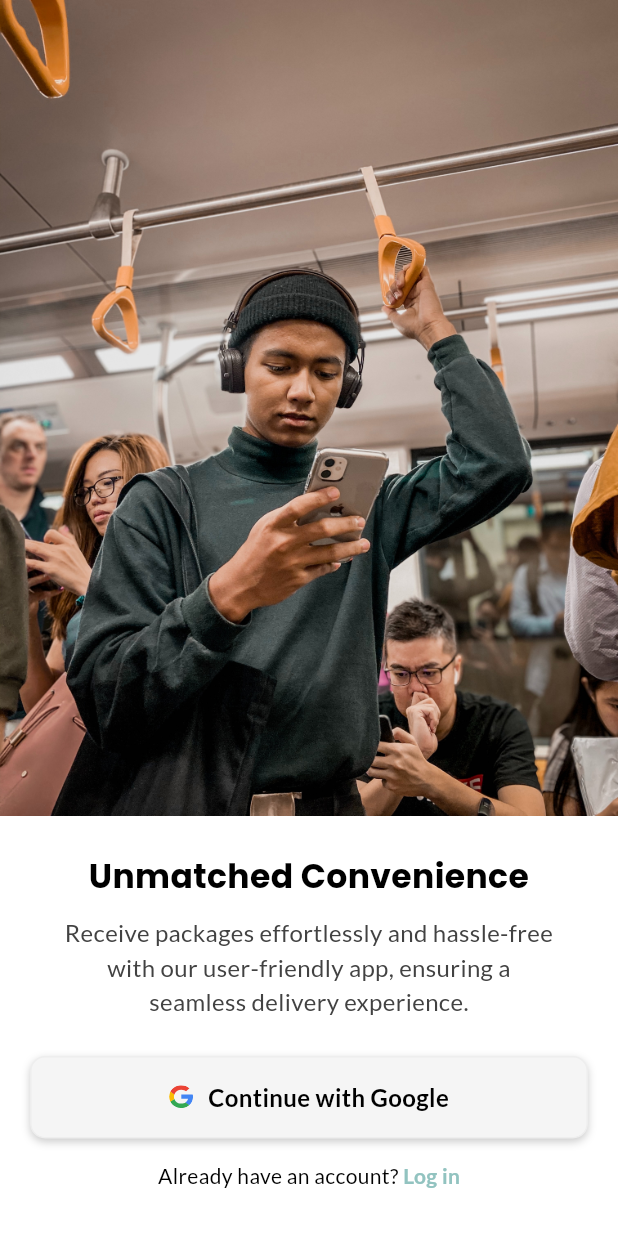
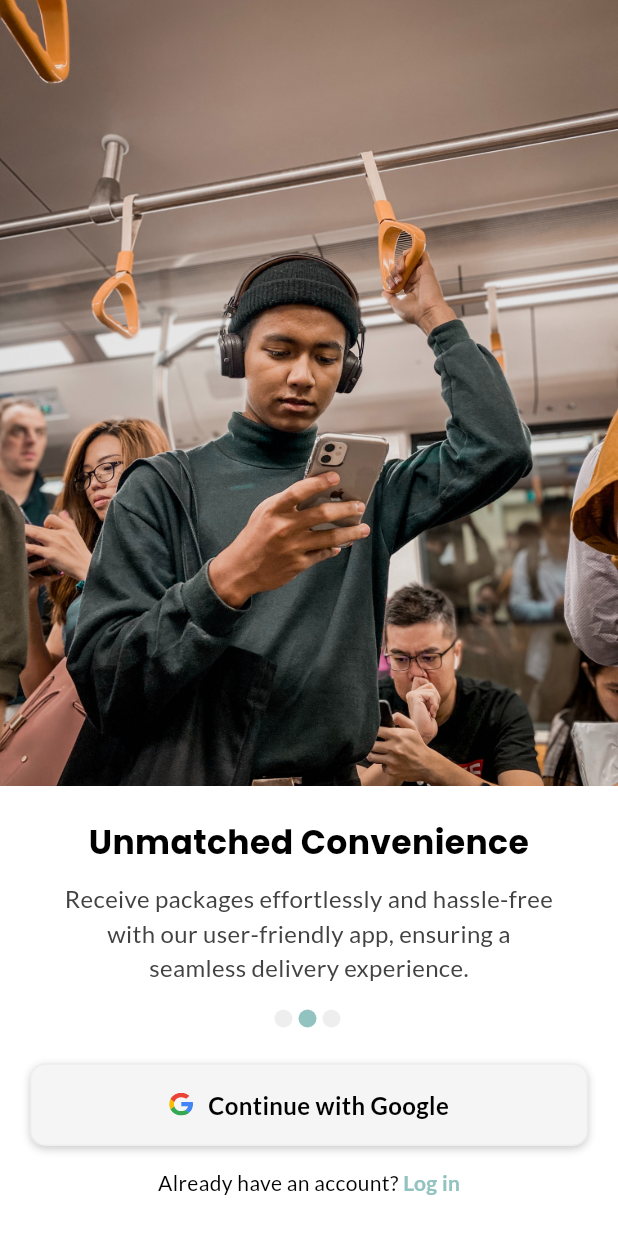
Before and after one commit to WannaCry081/PackagePal, a Flutter app: the screen it shows after launch, swiped to page 2, on a phone screen of 412 x 824 dp. Run offline on Flutter 3.47's test engine with Material 3 defaults, Android fonts, the phone set to English and light mode, and no system bars; our stand-ins replace firebase_core, flutter_feather_icons, flutter_svg, google_fonts, shared_preferences; accounts and stored records are empty.

Commit message:
Add custom page indication

```diff
--- a/frontend/lib/views/Onboarding/index.dart
+++ b/frontend/lib/views/Onboarding/index.dart
@@ -3,7 +3,15 @@ import "package:frontend/widgets/CustomButton.dart";
 import "package:google_fonts/google_fonts.dart";
 import "package:flutter_svg/flutter_svg.dart";
 
-class OnboardingView extends StatelessWidget {
+class OnboardingView extends StatefulWidget {
+  const OnboardingView({Key? key}) : super(key: key);
+
+  @override
+  State<OnboardingView> createState() => _OnboardingViewState();
+}
+
+class _OnboardingViewState extends State<OnboardingView> {
+  int currentIndex = 0;
   final informations = [
     {
       "image": "assets/images/Onboarding_1.jpg",
@@ -25,8 +33,6 @@ class OnboardingView extends StatelessWidget {
     },
   ];
 
-  OnboardingView({Key? key}) : super(key: key);
-
   @override
   Widget build(BuildContext context) {
     return Scaffold(
@@ -34,6 +40,7 @@ class OnboardingView extends StatelessWidget {
       children: [
         Expanded(
           child: PageView.builder(
+            onPageChanged: _onPageChanged,
             allowImplicitScrolling: true,
             itemCount: informations.length,
             itemBuilder: (context, index) {
@@ -51,7 +58,7 @@ class OnboardingView extends StatelessWidget {
                       child: Column(
                           mainAxisAlignment: MainAxisAlignment.center,
                           children: [
-                            const SizedBox(height: 20),
+                            const SizedBox(height: 15),
                             Text(informations[index]["title"].toString(),
                                 textAlign: TextAlign.center,
                                 style: GoogleFonts.poppins(
@@ -70,12 +77,41 @@ class OnboardingView extends StatelessWidget {
           ),
         ),
         SizedBox(
-            height: 140,
+            height: 160,
             width: MediaQuery.of(context).size.width,
             child: Column(
                 mainAxisAlignment: MainAxisAlignment.center,
                 crossAxisAlignment: CrossAxisAlignment.center,
                 children: [
+                  Center(
+                    child: SizedBox(
+                      height: 20,
+                      width: 50,
+                      child: ListView.builder(
+                        scrollDirection: Axis.horizontal,
+                        itemCount: 3,
+                        itemBuilder: (context, index) {
+                          return Center(
+                            child: Padding(
+                              padding:
+                                  const EdgeInsets.symmetric(horizontal: 2),
+                              child: Container(
+                                width: 12,
+                                height: 12,
+                                decoration: BoxDecoration(
+                                  borderRadius: BorderRadius.circular(10),
+                                  color: (index == currentIndex)
+                                      ? Theme.of(context).colorScheme.primary
+                                      : Colors.grey.shade200,
+                                ),
+                              ),
+                            ),
+                          );
+                        },
+                      ),
+                    ),
+                  ),
+                  const SizedBox(height: 10),
                   Padding(
                     padding: const EdgeInsets.symmetric(
                         horizontal: 20, vertical: 10),
@@ -122,4 +158,10 @@ class OnboardingView extends StatelessWidget {
     Navigator.of(context).pushNamed("/auth/login");
     return;
   }
+
+  void _onPageChanged(int value) {
+    setState(() {
+      currentIndex = value;
+    });
+  }
 }
```
